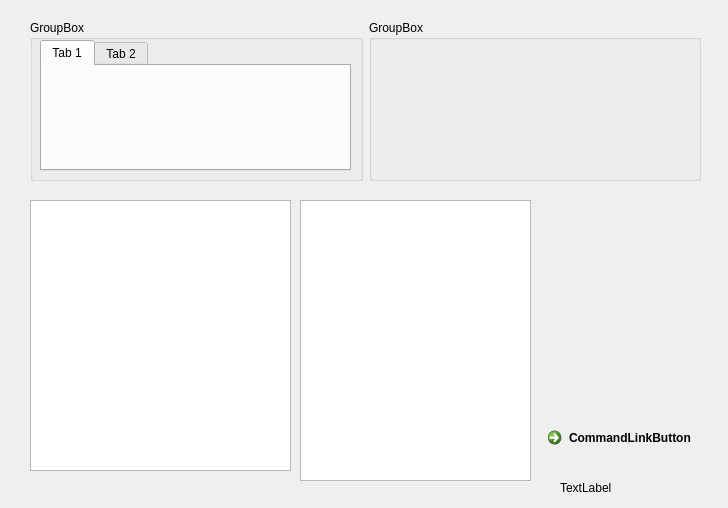
This is adminwindow.ui in Ruwan-Ranganath/Memo-Book as Qt 5 draws it before an edit. The edited form follows.
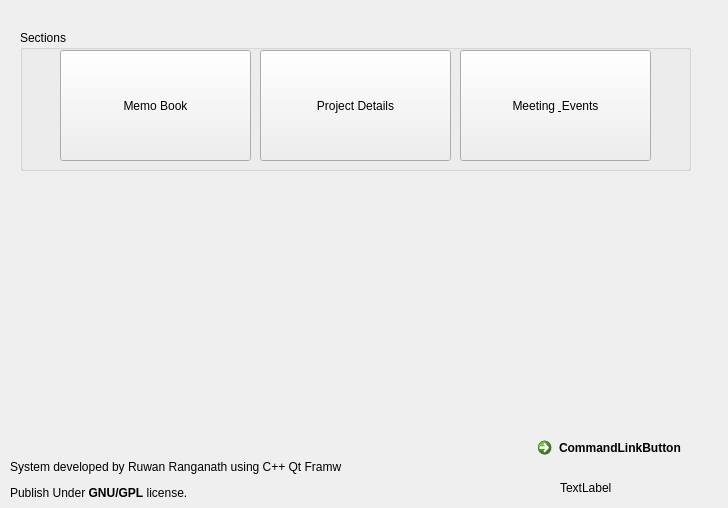
This is the edited form.

```diff
--- a/adminwindow.ui
+++ b/adminwindow.ui
@@ -29,8 +29,8 @@
   <widget class="QCommandLinkButton" name="commandLinkButton">
    <property name="geometry">
     <rect>
-     <x>540</x>
-     <y>420</y>
+     <x>530</x>
+     <y>430</y>
      <width>172</width>
      <height>41</height>
     </rect>
@@ -39,71 +39,70 @@
     <string>CommandLinkButton</string>
    </property>
   </widget>
-  <widget class="QTextEdit" name="textEdit">
+  <widget class="QGroupBox" name="groupBox">
    <property name="geometry">
     <rect>
-     <x>30</x>
-     <y>200</y>
-     <width>261</width>
-     <height>271</height>
-    </rect>
-   </property>
-  </widget>
-  <widget class="QPlainTextEdit" name="plainTextEdit">
-   <property name="geometry">
-    <rect>
-     <x>300</x>
-     <y>200</y>
-     <width>231</width>
-     <height>281</height>
-    </rect>
-   </property>
-  </widget>
-  <widget class="QWidget" name="">
-   <property name="geometry">
-    <rect>
-     <x>30</x>
-     <y>20</y>
+     <x>20</x>
+     <y>30</y>
      <width>671</width>
-     <height>161</height>
+     <height>141</height>
     </rect>
    </property>
-   <layout class="QHBoxLayout" name="horizontalLayout">
-    <item>
-     <widget class="QGroupBox" name="groupBox">
-      <property name="title">
-       <string>GroupBox</string>
-      </property>
-      <widget class="QTabWidget" name="tabWidget">
-       <property name="geometry">
-        <rect>
-         <x>10</x>
-         <y>20</y>
-         <width>311</width>
-         <height>131</height>
-        </rect>
-       </property>
-       <widget class="QWidget" name="tab">
-        <attribute name="title">
-         <string>Tab 1</string>
-        </attribute>
-       </widget>
-       <widget class="QWidget" name="tab_2">
-        <attribute name="title">
-         <string>Tab 2</string>
-        </attribute>
-       </widget>
-      </widget>
-     </widget>
-    </item>
-    <item>
-     <widget class="QGroupBox" name="groupBox_2">
-      <property name="title">
-       <string>GroupBox</string>
-      </property>
-     </widget>
-    </item>
-   </layout>
+   <property name="title">
+    <string>Sections</string>
+   </property>
+   <widget class="QPushButton" name="pushButton">
+    <property name="geometry">
+     <rect>
+      <x>40</x>
+      <y>20</y>
+      <width>191</width>
+      <height>111</height>
+     </rect>
+    </property>
+    <property name="text">
+     <string>Memo Book</string>
+    </property>
+   </widget>
+   <widget class="QPushButton" name="pushButton_2">
+    <property name="geometry">
+     <rect>
+      <x>240</x>
+      <y>20</y>
+      <width>191</width>
+      <height>111</height>
+     </rect>
+    </property>
+    <property name="text">
+     <string>Project Details</string>
+    </property>
+   </widget>
+   <widget class="QPushButton" name="pushButton_3">
+    <property name="geometry">
+     <rect>
+      <x>440</x>
+      <y>20</y>
+      <width>191</width>
+      <height>111</height>
+     </rect>
+    </property>
+    <property name="text">
+     <string>Meeting &amp; Events</string>
+    </property>
+   </widget>
+  </widget>
+  <widget class="QLabel" name="label_2">
+   <property name="geometry">
+    <rect>
+     <x>10</x>
+     <y>460</y>
+     <width>331</width>
+     <height>41</height>
+    </rect>
+   </property>
+   <property name="text">
+    <string>&lt;html&gt;&lt;head/&gt;&lt;body&gt;&lt;p&gt;System developed by Ruwan Ranganath using C++ Qt Framwork&lt;/p&gt;&lt;p&gt;Publish Under &lt;span style=&quot; font-weight:600;&quot;&gt;GNU/GPL&lt;/span&gt; license.&lt;/p&gt;&lt;/body&gt;&lt;/html&gt;</string>
+   </property>
   </widget>
  </widget>
  <resources/>
```
